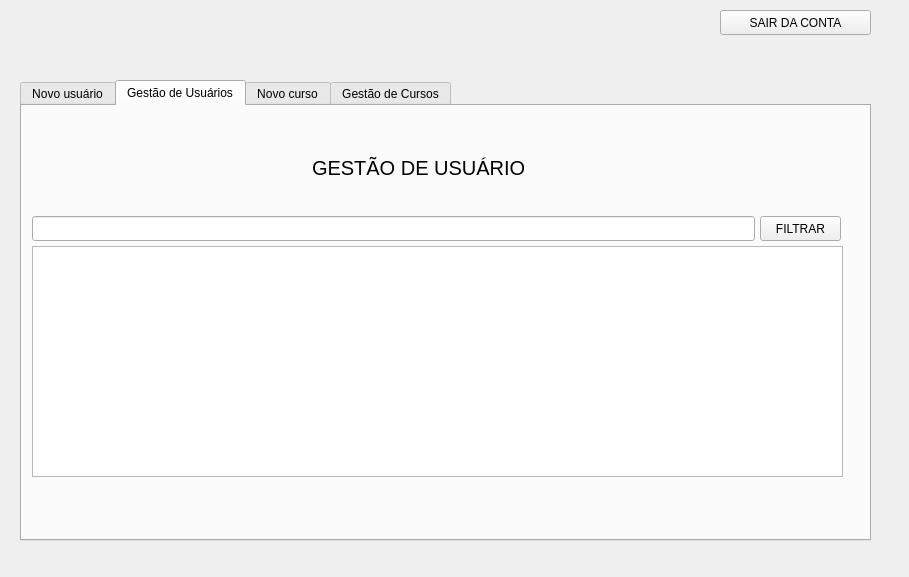
Before: the Qt Designer form views/clientcontrol.ui in caffeine-free/cursos-ja, drawn with Qt 5.
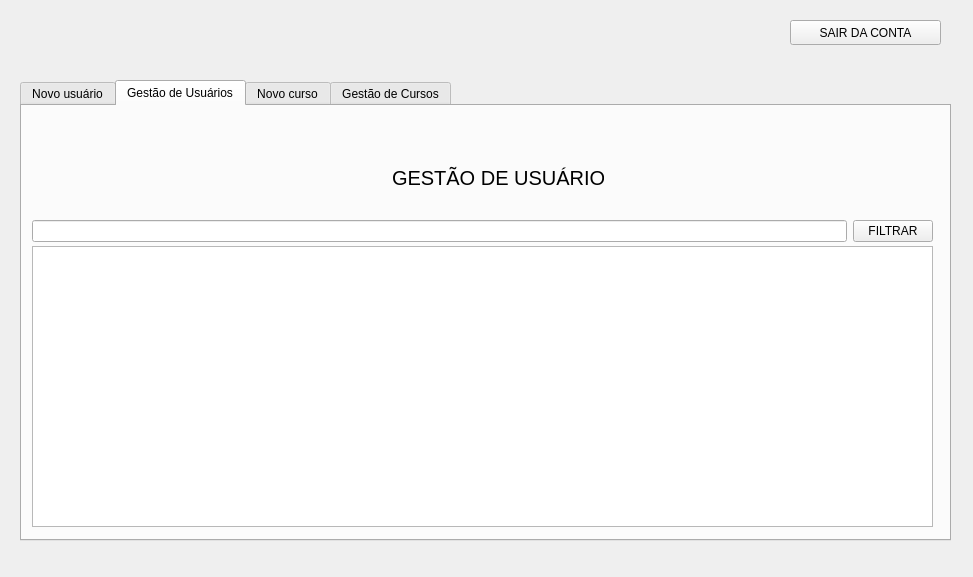
After: the same form once the commit is applied. The open tabs and pages were chosen to show the change.

Commit message: feat: adjust of views width and height

```diff
--- a/views/clientcontrol.ui
+++ b/views/clientcontrol.ui
@@ -6,7 +6,7 @@
    <rect>
     <x>0</x>
     <y>0</y>
-    <width>909</width>
+    <width>973</width>
     <height>577</height>
    </rect>
   </property>
@@ -18,7 +18,7 @@
     <rect>
      <x>20</x>
      <y>80</y>
-     <width>851</width>
+     <width>931</width>
      <height>461</height>
     </rect>
    </property>
@@ -148,44 +148,21 @@
     <attribute name="title">
      <string>Gestão de Usuários</string>
     </attribute>
-    <widget class="QPushButton" name="pushButton_5">
-     <property name="geometry">
-      <rect>
-       <x>738</x>
-       <y>110</y>
-       <width>81</width>
-       <height>25</height>
-      </rect>
-     </property>
-     <property name="text">
-      <string>FILTRAR</string>
-     </property>
-    </widget>
-    <widget class="QLineEdit" name="lineEdit_2">
-     <property name="geometry">
-      <rect>
-       <x>10</x>
-       <y>110</y>
-       <width>723</width>
-       <height>25</height>
-      </rect>
-     </property>
-    </widget>
     <widget class="QTableWidget" name="table_adm_user">
      <property name="geometry">
       <rect>
        <x>10</x>
        <y>140</y>
-       <width>811</width>
-       <height>231</height>
+       <width>901</width>
+       <height>281</height>
       </rect>
      </property>
     </widget>
     <widget class="QLabel" name="label_12">
      <property name="geometry">
       <rect>
-       <x>290</x>
-       <y>50</y>
+       <x>370</x>
+       <y>60</y>
        <width>212</width>
        <height>23</height>
       </rect>
@@ -202,11 +179,22 @@
       <rect>
        <x>10</x>
        <y>110</y>
-       <width>811</width>
-       <height>27</height>
+       <width>901</width>
+       <height>30</height>
       </rect>
      </property>
-     <layout class="QHBoxLayout" name="horizontalLayout_2"/>
+     <layout class="QHBoxLayout" name="horizontalLayout_2">
+      <item>
+       <widget class="QLineEdit" name="lineEdit_2"/>
+      </item>
+      <item>
+       <widget class="QPushButton" name="pushButton_5">
+        <property name="text">
+         <string>FILTRAR</string>
+        </property>
+       </widget>
+      </item>
+     </layout>
     </widget>
    </widget>
    <widget class="QWidget" name="tab">
@@ -338,8 +326,8 @@
   <widget class="QPushButton" name="exit_adm_btn">
    <property name="geometry">
     <rect>
-     <x>720</x>
-     <y>10</y>
+     <x>790</x>
+     <y>20</y>
      <width>151</width>
      <height>25</height>
     </rect>
```
Left out of the diff: 20 changed lines with no effect on the pictures. The commit also changes 9 other files.
